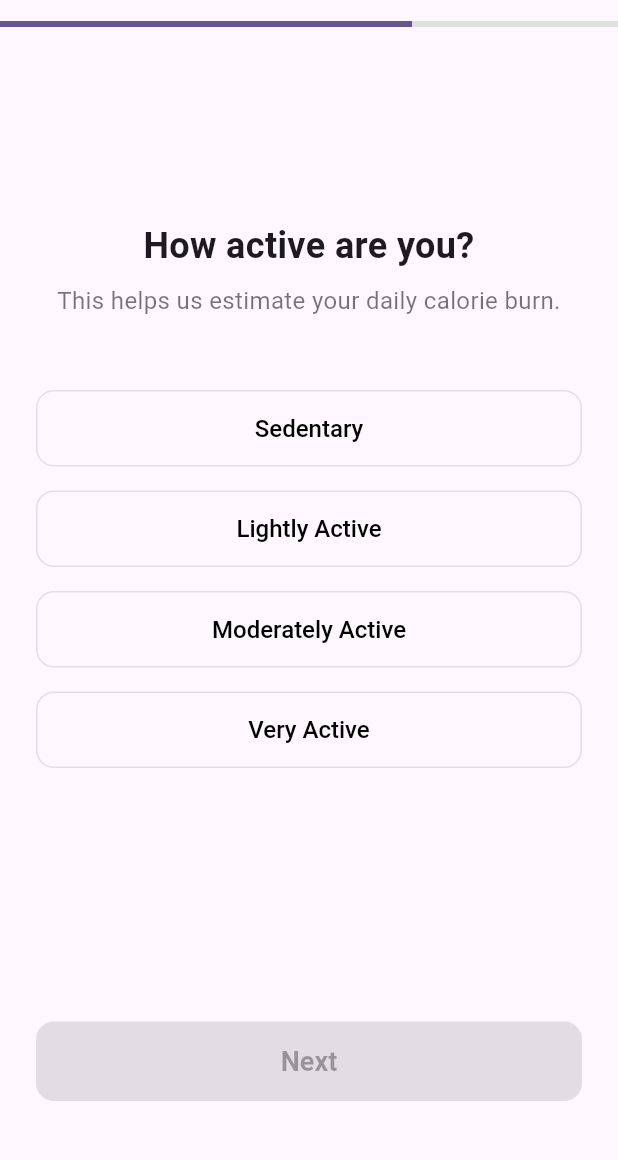
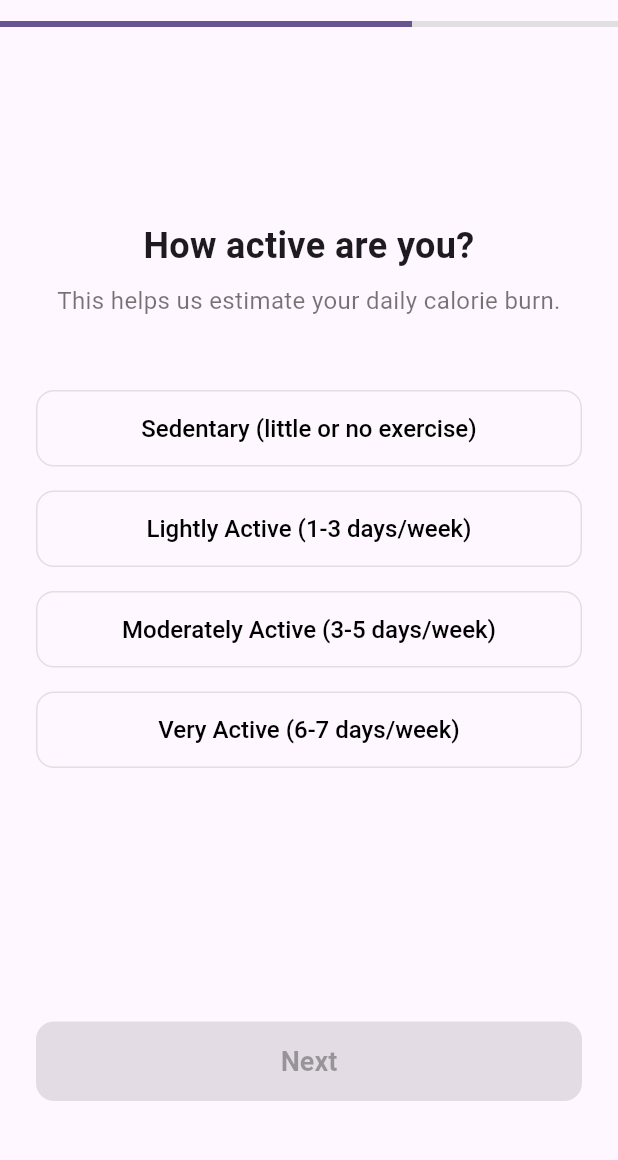
Before and after one commit to devrugu/health_ai_app, a Flutter app: the OnboardingDetailsScreen screen opened directly, swiped to page 2, on a phone screen of 412 x 824 dp, the part 63-1223 px from its top. Run offline on Flutter 3.47's test engine with Material 3 defaults, Android fonts, the phone set to English and light mode, and no system bars; drawn by our look-alikes of flutter_animate.

```diff
--- a/lib/src/features/onboarding/presentation/widgets/activity_level_step.dart
+++ b/lib/src/features/onboarding/presentation/widgets/activity_level_step.dart
@@ -54,26 +54,9 @@ class ActivityLevelStep extends StatelessWidget {
                         : Colors.grey.shade300,
                   ),
                 ),
-                child: Row(
-                  mainAxisAlignment: MainAxisAlignment.center,
-                  children: [
-                    Text(_getTextForActivityLevel(level)),
-                    // Use an AnimatedSwitcher for a smooth icon appearance
-                    AnimatedSwitcher(
-                      duration: const Duration(milliseconds: 300),
-                      transitionBuilder: (child, animation) {
-                        return ScaleTransition(scale: animation, child: child);
-                      },
-                      child: isSelected
-                          ? const Padding(
-                              padding: EdgeInsets.only(left: 8.0),
-                              child: Icon(Icons.check_circle, size: 20),
-                            )
-                          : const SizedBox
-                              .shrink(), // Empty box when not selected
-                    ),
-                  ],
-                ),
+                // --- CHANGE IS HERE ---
+                // The Row and AnimatedSwitcher for the icon have been removed.
+                child: Text(_getTextForActivityLevel(level)),
               ),
             )
                 .animate()
@@ -85,16 +68,18 @@ class ActivityLevelStep extends StatelessWidget {
     );
   }
 
+  // I've restored the more descriptive text here for better UX,
+  // as the buttons have enough space for it.
   String _getTextForActivityLevel(ActivityLevel level) {
     switch (level) {
       case ActivityLevel.sedentary:
-        return 'Sedentary';
+        return 'Sedentary (little or no exercise)';
       case ActivityLevel.lightlyActive:
-        return 'Lightly Active';
+        return 'Lightly Active (1-3 days/week)';
       case ActivityLevel.moderatelyActive:
-        return 'Moderately Active';
+        return 'Moderately Active (3-5 days/week)';
       case ActivityLevel.veryActive:
-        return 'Very Active';
+        return 'Very Active (6-7 days/week)';
     }
   }
 }
```
Also changed, not shown: lib/src/features/onboarding/presentation/widgets/goal_selection_step.dart (+3 -18 lines).
